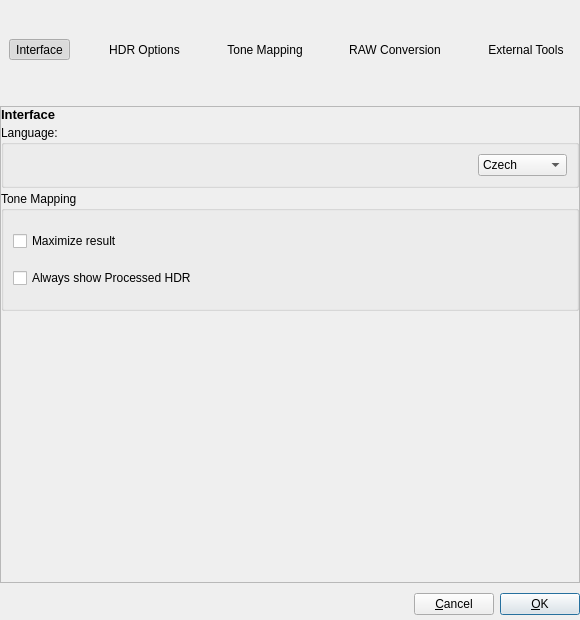
First picture: the form in forms/PreferencesDialog.ui, repository LuminanceHDR/LuminanceHDR, before the edit.
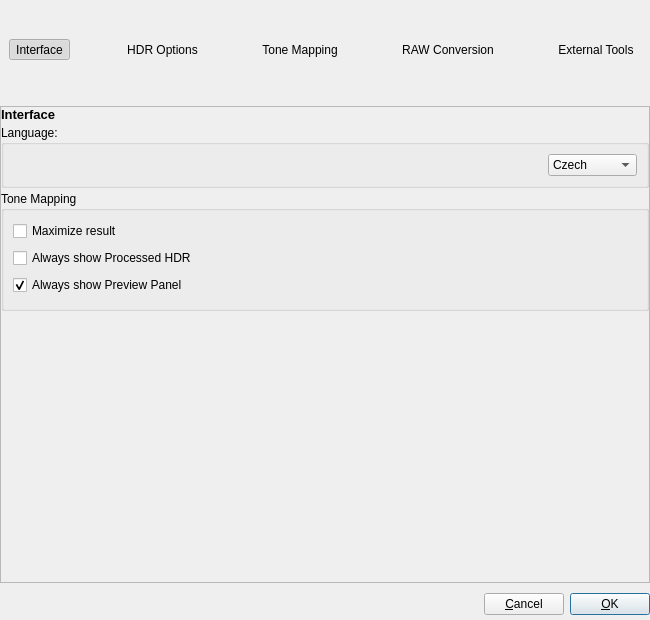
Second picture: the form after the edit. Icons and pictures are not drawn.

Commit message: Resized Preferences Dialog to accomodate translations

The edit to the form file:
```diff
--- a/forms/PreferencesDialog.ui
+++ b/forms/PreferencesDialog.ui
@@ -6,7 +6,7 @@
    <rect>
     <x>0</x>
     <y>0</y>
-    <width>580</width>
+    <width>650</width>
     <height>620</height>
    </rect>
   </property>
@@ -18,13 +18,13 @@
   </property>
   <property name="minimumSize">
    <size>
-    <width>580</width>
+    <width>650</width>
     <height>620</height>
    </size>
   </property>
   <property name="maximumSize">
    <size>
-    <width>580</width>
+    <width>650</width>
     <height>620</height>
    </size>
   </property>
@@ -481,6 +481,16 @@
               </property>
              </widget>
             </item>
+            <item row="2" column="0">
+             <widget class="QCheckBox" name="checkBoxTMOWindowsPreviewPanel">
+              <property name="text">
+               <string>Always show Preview Panel</string>
+              </property>
+              <property name="checked">
+               <bool>true</bool>
+              </property>
+             </widget>
+            </item>
            </layout>
           </widget>
          </item>
```
Left out of the diff: 19 changed lines with no effect on the pictures.
